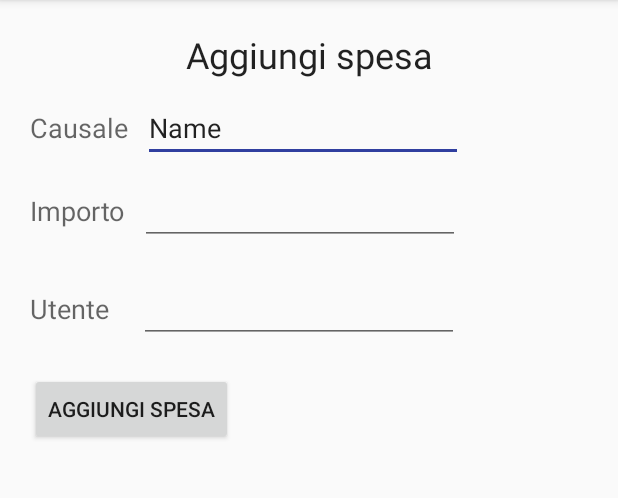
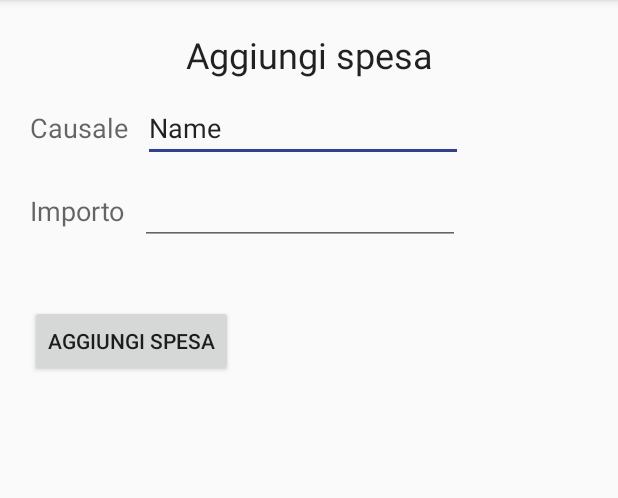
Before and after one commit to buffin4576/BillOnAir, an Android app: the AggiungiSpesaStanza screen opened directly, with no data from a screen before it, on a phone screen of 412 x 824 dp, the part 84-582 px from its top. Run offline under Robolectric (Android 15) with nearby library versions, the phone set to English and light mode, and no system bars; network calls fail; 2 statements that could not run were skipped.

Commit message:
partizionamento spesastanza

```diff
--- a/BillOnAirApp/app/src/main/java/com/btd/billonair/AggiungiSpesaStanza.java
+++ b/BillOnAirApp/app/src/main/java/com/btd/billonair/AggiungiSpesaStanza.java
@@ -1,13 +1,20 @@
 package com.btd.billonair;
 
 import android.os.Bundle;
+import android.support.v7.app.ActionBar;
 import android.support.v7.app.AppCompatActivity;
+import android.text.Editable;
+import android.text.TextWatcher;
 import android.util.Log;
+import android.util.TypedValue;
+import android.view.ViewGroup;
 import android.widget.EditText;
+import android.widget.LinearLayout;
 import android.widget.TextView;
 
 import org.json.JSONException;
 
+import java.util.ArrayList;
 import java.util.concurrent.ExecutionException;
 
 /**
@@ -20,11 +27,59 @@ public class AggiungiSpesaStanza extends AppCompatActivity {
         setContentView(R.layout.aggiuntaspesastanza);
 
         EditText causale=(EditText)findViewById(R.id.txtCausaleSpesaStanza);
-        EditText importo=(EditText)findViewById(R.id.txtImportSpesaStanza);
-        Stanza ST=(Stanza) getIntent().getSerializableExtra("stanza");
+        final EditText importo=(EditText)findViewById(R.id.txtImportSpesaStanza);
+        Stanza stanza =(Stanza) getIntent().getSerializableExtra("stanza");
 
+        final ArrayList<String> users = stanza.getUsers();
+        LinearLayout layoutUtenti = (LinearLayout)findViewById(R.id.verticalUtentiAggiungiStanza);
 
-        SpesaStanza Sp=new SpesaStanza();
+        for(int i = 0; i < users.size(); i++){
+            LinearLayout h = new LinearLayout(this);
+            h.setOrientation(LinearLayout.HORIZONTAL);
+            h.setTag("layout"+users.get(i));
+
+            TextView txtUtente = new TextView(this);
+            txtUtente.setText(users.get(i));
+            txtUtente.setTextSize(TypedValue.COMPLEX_UNIT_SP,18);
+            h.addView(txtUtente);
+
+            EditText editUtente = new EditText(this);
+            editUtente.setWidth(400);
+
+            editUtente.setTag("edit"+users.get(i));
+
+            h.addView(editUtente);
+
+            layoutUtenti.addView(h);
+        }
+
+        assert importo != null;
+        if (importo != null) {
+            importo.addTextChangedListener(new TextWatcher() {
+                @Override
+                public void beforeTextChanged(CharSequence s, int start, int count, int after) {
+
+                }
+
+                @Override
+                public void onTextChanged(CharSequence s, int start, int before, int count) {
+
+                }
+
+                @Override
+                public void afterTextChanged(Editable s) {
+                    LinearLayout l = (LinearLayout)findViewById(R.id.verticalUtentiAggiungiStanza);
+                    double d = Double.parseDouble(importo.getText()+"");
+                    d=d/users.size();
+                    for (int i = 0; i< users.size(); i++){
+                        EditText editText = (EditText) l.findViewWithTag("edit"+users.get(i));
+                        editText.setText(d+"");
+                    }
+                }
+            });
+        }
+
+        /*SpesaStanza Sp=new SpesaStanza();
         int i=-1;
         try {
             i=Sp.CreaSpesaStanza("ernrico21","ernrico21","prova causale",-25,ST.getIdStanza(),100.00);
@@ -35,7 +90,7 @@ public class AggiungiSpesaStanza extends AppCompatActivity {
         } catch (InterruptedException e) {
             e.printStackTrace();
         }
-        Log.w("idspesa",i+"");
+        Log.w("idspesa",i+"");*/
 
     }
 }
--- a/BillOnAirApp/app/src/main/java/com/btd/billonair/SpesaStanza.java
+++ b/BillOnAirApp/app/src/main/java/com/btd/billonair/SpesaStanza.java
@@ -100,7 +100,7 @@ public class SpesaStanza {
 
     public int CreaSpesaStanza(String creditore, String debitore, String nome, double dovuto, int idStanza, double importo) throws JSONException, ExecutionException, InterruptedException {
         ConnectionController connectionController = new ConnectionController();
-        String url = "https://billonair.herokuapp.com/api/spesastanza/spesa";
+        String url = "https://billonair.herokuapp.com/api/spesestanza/spesa";
         JSONObject jsonObject = new JSONObject();
         jsonObject.put("nome", nome);
         jsonObject.put("creditore", creditore);
--- a/BillOnAirApp/app/src/main/res/layout/aggiuntaspesastanza.xml
+++ b/BillOnAirApp/app/src/main/res/layout/aggiuntaspesastanza.xml
@@ -76,28 +76,6 @@
             android:layout_marginTop="20dp"
             android:layout_below="@+id/datiAggiungiSpesa">
 
-            <LinearLayout
-                android:orientation="horizontal"
-                android:layout_width="match_parent"
-                android:layout_height="match_parent">
-
-                <TextView
-                    android:layout_width="wrap_content"
-                    android:layout_height="wrap_content"
-                    android:textAppearance="?android:attr/textAppearanceMedium"
-                    android:text="Utente"
-                    android:id="@+id/textView18" />
-
-                <EditText
-                    android:layout_width="wrap_content"
-                    android:layout_height="wrap_content"
-                    android:inputType="numberDecimal"
-                    android:ems="10"
-                    android:id="@+id/txtDovutoSpesaStanza"
-                    android:layout_marginLeft="20dp"
-                    android:layout_marginRight="20dp" />
-            </LinearLayout>
-
         </LinearLayout>
 
         <Button
```
